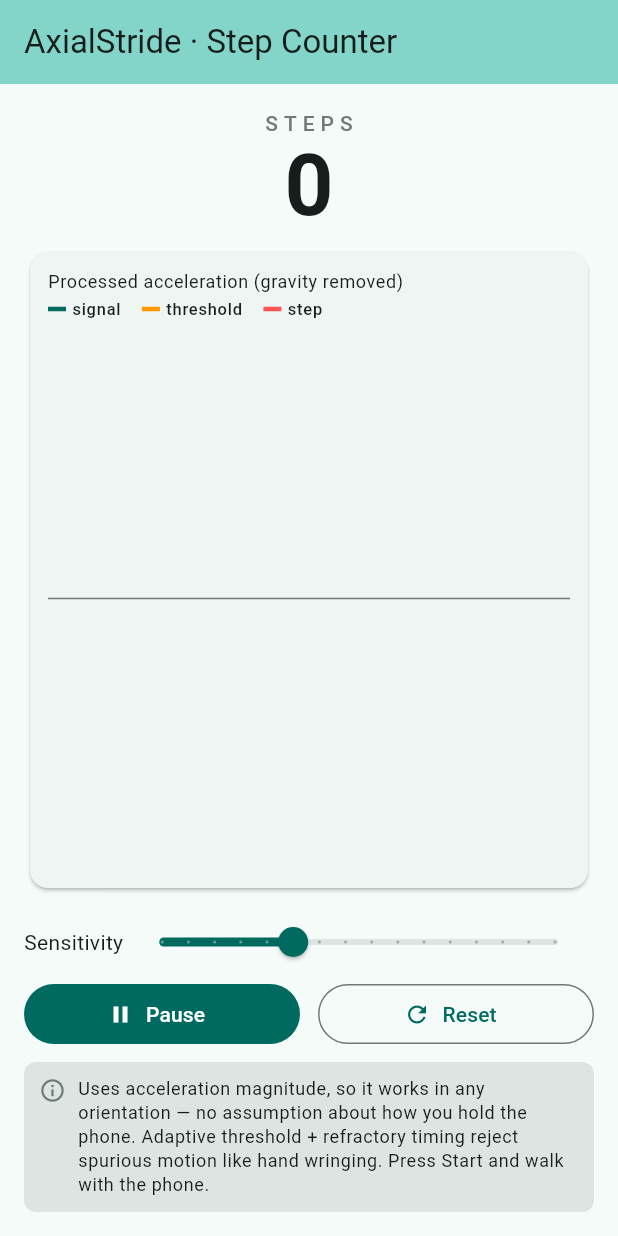
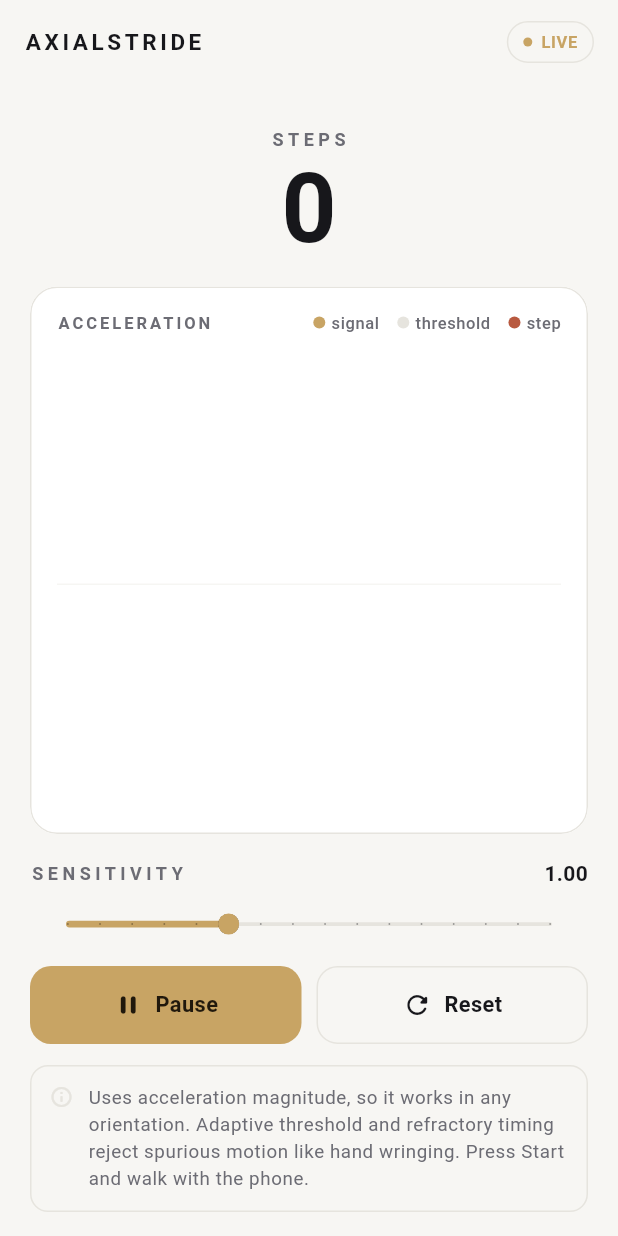
Before and after one commit to thackshanaramana0-spec/cmu_project, a Flutter app: the screen it shows after launch, after a tap on "Start", on a phone screen of 412 x 824 dp. Run offline on Flutter 3.47's test engine with Material 3 defaults, Android fonts, the phone set to English and light mode, and no system bars; our stand-ins replace sensors_plus.

Commit message:
UI beautified

```diff
--- /dev/null
+++ b/lib/app_theme.dart
@@ -0,0 +1,202 @@
+import 'package:flutter/material.dart';
+
+/// Centralized palette + theme for a minimal, premium look.
+///
+/// Design intent: a neutral graphite/paper base, a single restrained brass
+/// accent used sparingly (progress, primary action, active states), flat
+/// bordered surfaces instead of drop shadows, and tight, deliberate
+/// typography with tracked-out labels for a "precision instrument" feel.
+class AppColors {
+  const AppColors._();
+
+  // Brass accent — the only saturated color in the app.
+  static const accent = Color(0xFFC8A464);
+  static const accentOn = Color(0xFF20180C); // text/icon drawn on accent
+
+  // A muted terracotta used only for step markers on the chart — distinct
+  // from the accent without turning the UI busy.
+  static const marker = Color(0xFFB8593F);
+
+  // --- Dark theme ---
+  static const darkBg = Color(0xFF0C0C0E);
+  static const darkSurface = Color(0xFF15151A);
+  static const darkSurfaceAlt = Color(0xFF1B1B21);
+  static const darkBorder = Color(0xFF27272E);
+  static const darkText = Color(0xFFF3F2EF);
+  static const darkTextMuted = Color(0xFF8C8C94);
+
+  // --- Light theme ---
+  static const lightBg = Color(0xFFF7F6F3);
+  static const lightSurface = Color(0xFFFFFFFF);
+  static const lightSurfaceAlt = Color(0xFFF1EFEA);
+  static const lightBorder = Color(0xFFE6E4DE);
+  static const lightText = Color(0xFF17171B);
+  static const lightTextMuted = Color(0xFF6C6C74);
+}
+
+class AppTheme {
+  const AppTheme._();
+
+  static const _fontFamilyFallback = <String>[
+    '-apple-system',
+    'San Francisco',
+    'Roboto',
+  ];
+
+  static ThemeData light() => _build(Brightness.light);
+  static ThemeData dark() => _build(Brightness.dark);
+
+  static ThemeData _build(Brightness brightness) {
+    final isDark = brightness == Brightness.dark;
+
+    final bg = isDark ? AppColors.darkBg : AppColors.lightBg;
+    final surface = isDark ? AppColors.darkSurface : AppColors.lightSurface;
+    final border = isDark ? AppColors.darkBorder : AppColors.lightBorder;
+    final text = isDark ? AppColors.darkText : AppColors.lightText;
+    final textMuted =
+        isDark ? AppColors.darkTextMuted : AppColors.lightTextMuted;
+
+    final colorScheme = ColorScheme(
+      brightness: brightness,
+      primary: AppColors.accent,
+      onPrimary: AppColors.accentOn,
+      secondary: AppColors.accent,
+      onSecondary: AppColors.accentOn,
+      error: const Color(0xFFCF6679),
+      onError: isDark ? Colors.black : Colors.white,
+      surface: surface,
+      onSurface: text,
+      outline: border,
+      outlineVariant: border,
+      surfaceContainerHighest:
+          isDark ? AppColors.darkSurfaceAlt : AppColors.lightSurfaceAlt,
+      inverseSurface: text,
+      onInverseSurface: surface,
+    );
+
+    final base = ThemeData(
+      useMaterial3: true,
+      brightness: brightness,
+      colorScheme: colorScheme,
+      scaffoldBackgroundColor: bg,
+      canvasColor: bg,
+      dividerColor: border,
+      splashFactory: NoSplash.splashFactory,
+      fontFamilyFallback: _fontFamilyFallback,
+    );
+
+    return base.copyWith(
+      textTheme: base.textTheme.copyWith(
+        displayLarge: base.textTheme.displayLarge?.copyWith(
+          color: text,
+          fontWeight: FontWeight.w600,
+          fontSize: 64,
+          height: 1.0,
+          letterSpacing: -1.5,
+        ),
+        labelLarge: base.textTheme.labelLarge?.copyWith(
+          color: textMuted,
+          fontWeight: FontWeight.w600,
+          fontSize: 12,
+          letterSpacing: 3,
+        ),
+        titleLarge: base.textTheme.titleLarge?.copyWith(
+          color: text,
+          fontWeight: FontWeight.w600,
+          fontSize: 17,
+          letterSpacing: 0.2,
+        ),
+        bodyMedium: base.textTheme.bodyMedium?.copyWith(
+          color: text,
+          fontSize: 14,
+          height: 1.4,
+        ),
+        bodySmall: base.textTheme.bodySmall?.copyWith(
+          color: textMuted,
+          fontSize: 12.5,
+          height: 1.45,
+        ),
+        labelSmall: base.textTheme.labelSmall?.copyWith(
+          color: textMuted,
+          fontSize: 11,
+          letterSpacing: 0.4,
+        ),
+      ),
+      appBarTheme: AppBarTheme(
+        backgroundColor: bg,
+        foregroundColor: text,
+        surfaceTintColor: Colors.transparent,
+        elevation: 0,
+        scrolledUnderElevation: 0,
+        centerTitle: false,
+        titleTextStyle: TextStyle(
+          color: text,
+          fontWeight: FontWeight.w600,
+          fontSize: 15,
+          letterSpacing: 2.4,
+        ),
+      ),
+      cardTheme: CardThemeData(
+        color: surface,
+        elevation: 0,
+        margin: EdgeInsets.zero,
+        shape: RoundedRectangleBorder(
+          borderRadius: BorderRadius.circular(18),
+          side: BorderSide(color: border, width: 1),
+        ),
+      ),
+      filledButtonTheme: FilledButtonThemeData(
+        style: FilledButton.styleFrom(
+          backgroundColor: AppColors.accent,
+          foregroundColor: AppColors.accentOn,
+          disabledBackgroundColor: border,
+          disabledForegroundColor: textMuted,
+          padding: const EdgeInsets.symmetric(vertical: 16),
+          textStyle: const TextStyle(
+            fontWeight: FontWeight.w600,
+            fontSize: 14.5,
+            letterSpacing: 0.3,
+          ),
+          shape: RoundedRectangleBorder(
+            borderRadius: BorderRadius.circular(14),
+          ),
+        ),
+      ),
+      outlinedButtonTheme: OutlinedButtonThemeData(
+        style: OutlinedButton.styleFrom(
+          foregroundColor: text,
+          side: BorderSide(color: border, width: 1),
+          padding: const EdgeInsets.symmetric(vertical: 16),
+          textStyle: const TextStyle(
+            fontWeight: FontWeight.w600,
+            fontSize: 14.5,
+            letterSpacing: 0.3,
+          ),
+          shape: RoundedRectangleBorder(
+            borderRadius: BorderRadius.circular(14),
+          ),
+        ),
+      ),
+      sliderTheme: SliderThemeData(
+        activeTrackColor: AppColors.accent,
+        inactiveTrackColor: border,
+        thumbColor: AppColors.accent,
+        overlayColor: AppColors.accent.withValues(alpha: 0.12),
+        trackHeight: 2.5,
+        thumbShape: const RoundSliderThumbShape(
+          enabledThumbRadius: 7,
+          elevation: 0,
+          pressedElevation: 0,
+        ),
+        valueIndicatorColor: text,
+        valueIndicatorTextStyle: TextStyle(
+          color: surface,
+          fontWeight: FontWeight.w600,
+          fontSize: 12,
+        ),
+      ),
+      iconTheme: IconThemeData(color: textMuted, size: 18),
+      dividerTheme: DividerThemeData(color: border, thickness: 1, space: 1),
+    );
+  }
+}
--- a/lib/main.dart
+++ b/lib/main.dart
@@ -4,6 +4,7 @@ import 'dart:collection';
 import 'package:flutter/material.dart';
 import 'package:sensors_plus/sensors_plus.dart';
 
+import 'app_theme.dart';
 import 'signal_chart.dart';
 import 'step_detector.dart';
 
@@ -19,17 +20,8 @@ class AxialStrideApp extends StatelessWidget {
     return MaterialApp(
       title: 'AxialStride',
       debugShowCheckedModeBanner: false,
-      theme: ThemeData(
-        colorScheme: ColorScheme.fromSeed(seedColor: Colors.teal),
-        useMaterial3: true,
-      ),
-      darkTheme: ThemeData(
-        colorScheme: ColorScheme.fromSeed(
-          seedColor: Colors.teal,
-          brightness: Brightness.dark,
-        ),
-        useMaterial3: true,
-      ),
+      theme: AppTheme.light(),
+      darkTheme: AppTheme.dark(),
       home: const StepCounterPage(),
     );
   }
@@ -91,71 +83,94 @@ class _StepCounterPageState extends State<StepCounterPage> {
   @override
   Widget build(BuildContext context) {
     final scheme = Theme.of(context).colorScheme;
+    final textTheme = Theme.of(context).textTheme;
+
     return Scaffold(
       appBar: AppBar(
-        title: const Text('AxialStride · Step Counter'),
-        backgroundColor: scheme.inversePrimary,
+        title: const Text('AXIALSTRIDE'),
+        actions: [
+          Padding(
+            padding: const EdgeInsets.only(right: 16),
+            child: Center(
+              child: _StatusPill(running: _running),
+            ),
+          ),
+        ],
       ),
       body: SafeArea(
         child: Padding(
-          padding: const EdgeInsets.all(16),
+          padding: const EdgeInsets.fromLTRB(20, 8, 20, 16),
           child: Column(
             crossAxisAlignment: CrossAxisAlignment.stretch,
             children: [
               // --- Step count ---
-              Column(
+              Padding(
+                padding: const EdgeInsets.symmetric(vertical: 20),
+                child: Column(
                   children: [
-                  Text('STEPS',
-                      style: Theme.of(context).textTheme.labelLarge?.copyWith(
-                            letterSpacing: 4,
-                            color: scheme.outline,
-                          )),
-                  Text(
-                    '$_steps',
-                    style:
-                        Theme.of(context).textTheme.displayLarge?.copyWith(
-                              fontWeight: FontWeight.bold,
-                              fontFeatures: const [],
+                    Text('STEPS', style: textTheme.labelLarge),
+                    const SizedBox(height: 6),
+                    Text('$_steps', style: textTheme.displayLarge),
+                  ],
                 ),
               ),
-                ],
-              ),
-              const SizedBox(height: 8),
 
               // --- Live signal chart ---
               Expanded(
                 child: Card(
                   clipBehavior: Clip.antiAlias,
                   child: Padding(
-                    padding: const EdgeInsets.all(12),
+                    padding: const EdgeInsets.fromLTRB(18, 16, 18, 12),
                     child: Column(
                       crossAxisAlignment: CrossAxisAlignment.start,
                       children: [
+                        Row(
+                          mainAxisAlignment: MainAxisAlignment.spaceBetween,
+                          children: [
                             Text(
-                          'Processed acceleration (gravity removed)',
-                          style: Theme.of(context).textTheme.bodySmall,
+                              'ACCELERATION',
+                              style: textTheme.labelLarge?.copyWith(
+                                fontSize: 11,
+                                letterSpacing: 2,
+                              ),
                             ),
                             const _Legend(),
-                        const SizedBox(height: 4),
-                        Expanded(child: SignalChart(samples: _samples.toList())),
+                          ],
+                        ),
+                        const SizedBox(height: 12),
+                        Expanded(
+                          child: SignalChart(samples: _samples.toList()),
+                        ),
                       ],
                     ),
                   ),
                 ),
               ),
-              const SizedBox(height: 8),
+              const SizedBox(height: 16),
 
               // --- Sensitivity ---
               Row(
+                mainAxisAlignment: MainAxisAlignment.spaceBetween,
                 children: [
-                  const Text('Sensitivity'),
-                  Expanded(
+                  Text('SENSITIVITY', style: textTheme.labelLarge),
+                  Text(
+                    _sensitivity.toStringAsFixed(2),
+                    style: textTheme.bodyMedium?.copyWith(
+                      fontWeight: FontWeight.w600,
+                      fontFeatures: const [FontFeature.tabularFigures()],
+                    ),
+                  ),
+                ],
+              ),
+              SliderTheme(
+                data: Theme.of(context).sliderTheme.copyWith(
+                      showValueIndicator: ShowValueIndicator.never,
+                    ),
                 child: Slider(
                   value: _sensitivity,
                   min: 0.5,
                   max: 2.0,
                   divisions: 15,
-                      label: _sensitivity.toStringAsFixed(2),
                   onChanged: (v) {
                     setState(() {
                       _sensitivity = v;
@@ -164,8 +179,7 @@ class _StepCounterPageState extends State<StepCounterPage> {
                   },
                 ),
               ),
-                ],
-              ),
+              const SizedBox(height: 4),
 
               // --- Controls ---
               Row(
@@ -173,42 +187,48 @@ class _StepCounterPageState extends State<StepCounterPage> {
                   Expanded(
                     child: FilledButton.icon(
                       onPressed: _toggleRunning,
-                      icon: Icon(_running ? Icons.pause : Icons.play_arrow),
+                      icon: Icon(
+                        _running
+                            ? Icons.pause_rounded
+                            : Icons.play_arrow_rounded,
+                        size: 20,
+                        color: scheme.onPrimary,
+                      ),
                       label: Text(_running ? 'Pause' : 'Start'),
                     ),
                   ),
-                  const SizedBox(width: 12),
+                  const SizedBox(width: 10),
                   Expanded(
                     child: OutlinedButton.icon(
                       onPressed: _reset,
-                      icon: const Icon(Icons.refresh),
+                      icon: const Icon(Icons.refresh_rounded, size: 20),
                       label: const Text('Reset'),
                     ),
                   ),
                 ],
               ),
-              const SizedBox(height: 8),
+              const SizedBox(height: 14),
 
               // --- Assumptions ---
               Container(
-                padding: const EdgeInsets.all(10),
+                padding: const EdgeInsets.all(12),
                 decoration: BoxDecoration(
-                  color: scheme.surfaceContainerHighest,
-                  borderRadius: BorderRadius.circular(8),
+                  border: Border.all(color: scheme.outline),
+                  borderRadius: BorderRadius.circular(12),
                 ),
                 child: Row(
                   crossAxisAlignment: CrossAxisAlignment.start,
                   children: [
-                    Icon(Icons.info_outline, size: 18, color: scheme.outline),
-                    const SizedBox(width: 8),
+                    Icon(Icons.info_outline_rounded,
+                        size: 16, color: scheme.outline),
+                    const SizedBox(width: 10),
                     Expanded(
                       child: Text(
                         'Uses acceleration magnitude, so it works in any '
-                        'orientation — no assumption about how you hold the '
-                        'phone. Adaptive threshold + refractory timing reject '
-                        'spurious motion like hand wringing. Press Start and '
-                        'walk with the phone.',
-                        style: Theme.of(context).textTheme.bodySmall,
+                        'orientation. Adaptive threshold and refractory '
+                        'timing reject spurious motion like hand wringing. '
+                        'Press Start and walk with the phone.',
+                        style: textTheme.bodySmall,
                       ),
                     ),
                   ],
@@ -222,29 +242,68 @@ class _StepCounterPageState extends State<StepCounterPage> {
   }
 }
 
+class _StatusPill extends StatelessWidget {
+  const _StatusPill({required this.running});
+
+  final bool running;
+
+  @override
+  Widget build(BuildContext context) {
+    final scheme = Theme.of(context).colorScheme;
+    final color = running ? scheme.primary : scheme.outline;
+    return Container(
+      padding: const EdgeInsets.symmetric(horizontal: 10, vertical: 5),
+      decoration: BoxDecoration(
+        border: Border.all(color: scheme.outline),
+        borderRadius: BorderRadius.circular(20),
+      ),
+      child: Row(
+        mainAxisSize: MainAxisSize.min,
+        children: [
+          Container(
+            width: 6,
+            height: 6,
+            decoration: BoxDecoration(color: color, shape: BoxShape.circle),
+          ),
+          const SizedBox(width: 6),
+          Text(
+            running ? 'LIVE' : 'IDLE',
+            style: Theme.of(context).textTheme.labelSmall?.copyWith(
+                  fontWeight: FontWeight.w700,
+                  color: running ? scheme.primary : scheme.outline,
+                ),
+          ),
+        ],
+      ),
+    );
+  }
+}
+
 class _Legend extends StatelessWidget {
   const _Legend();
 
   @override
   Widget build(BuildContext context) {
+    final scheme = Theme.of(context).colorScheme;
     Widget item(Color c, String label) => Row(
           mainAxisSize: MainAxisSize.min,
           children: [
-            Container(width: 12, height: 3, color: c),
+            Container(
+              width: 8,
+              height: 8,
+              decoration: BoxDecoration(color: c, shape: BoxShape.circle),
+            ),
             const SizedBox(width: 4),
             Text(label, style: Theme.of(context).textTheme.labelSmall),
           ],
         );
-    return Padding(
-      padding: const EdgeInsets.only(top: 2),
-      child: Wrap(
-        spacing: 14,
+    return Wrap(
+      spacing: 12,
       children: [
-          item(Theme.of(context).colorScheme.primary, 'signal'),
-          item(Colors.orange, 'threshold'),
-          item(Colors.redAccent, 'step'),
+        item(scheme.primary, 'signal'),
+        item(scheme.outline, 'threshold'),
+        item(AppColors.marker, 'step'),
       ],
-      ),
     );
   }
 }
--- a/lib/signal_chart.dart
+++ b/lib/signal_chart.dart
@@ -2,6 +2,7 @@ import 'dart:math' as math;
 
 import 'package:flutter/material.dart';
 
+import 'app_theme.dart';
 import 'step_detector.dart';
 
 /// A lightweight real-time line chart of the processed acceleration signal,
@@ -13,13 +14,14 @@ class SignalChart extends StatelessWidget {
 
   @override
   Widget build(BuildContext context) {
+    final scheme = Theme.of(context).colorScheme;
     return CustomPaint(
       painter: _SignalPainter(
         samples: samples,
-        signalColor: Theme.of(context).colorScheme.primary,
-        thresholdColor: Colors.orange,
-        stepColor: Colors.redAccent,
-        gridColor: Theme.of(context).dividerColor,
+        signalColor: scheme.primary,
+        thresholdColor: scheme.outline,
+        stepColor: AppColors.marker,
+        gridColor: scheme.outline.withValues(alpha: 0.5),
       ),
       child: const SizedBox.expand(),
     );
@@ -55,41 +57,31 @@ class _SignalPainter extends CustomPainter {
     double xFor(int i) =>
         samples.length <= 1 ? 0 : i / (samples.length - 1) * size.width;
 
-    // Zero line.
+    // Zero line, kept faint — a quiet reference rather than a strong grid.
     final zeroPaint = Paint()
-      ..color = gridColor
+      ..color = gridColor.withValues(alpha: 0.35)
       ..strokeWidth = 1;
     canvas.drawLine(
         Offset(0, yFor(0)), Offset(size.width, yFor(0)), zeroPaint);
 
     if (samples.length < 2) return;
 
-    // Adaptive threshold (upper and mirrored lower band).
+    // Adaptive threshold (upper and mirrored lower band) — dashed, muted.
     final threshPaint = Paint()
-      ..color = thresholdColor.withValues(alpha: 0.7)
-      ..strokeWidth = 1.5
+      ..color = thresholdColor.withValues(alpha: 0.8)
+      ..strokeWidth = 1.2
       ..style = PaintingStyle.stroke;
-    final upper = Path();
-    final lower = Path();
-    for (int i = 0; i < samples.length; i++) {
-      final x = xFor(i);
-      final tu = yFor(samples[i].threshold);
-      final tl = yFor(-samples[i].threshold);
-      if (i == 0) {
-        upper.moveTo(x, tu);
-        lower.moveTo(x, tl);
-      } else {
-        upper.lineTo(x, tu);
-        lower.lineTo(x, tl);
-      }
-    }
-    canvas.drawPath(upper, threshPaint);
-    canvas.drawPath(lower, threshPaint);
+    _drawDashedPath(canvas, threshPaint, samples, xFor,
+        (s) => yFor(s.threshold));
+    _drawDashedPath(canvas, threshPaint, samples, xFor,
+        (s) => yFor(-s.threshold));
 
-    // Signal trace.
+    // Signal trace — the one line drawn in full accent weight.
     final signalPaint = Paint()
       ..color = signalColor
       ..strokeWidth = 2
+      ..strokeCap = StrokeCap.round
+      ..strokeJoin = StrokeJoin.round
       ..style = PaintingStyle.stroke;
     final path = Path();
     for (int i = 0; i < samples.length; i++) {
@@ -103,13 +95,57 @@ class _SignalPainter extends CustomPainter {
     }
     canvas.drawPath(path, signalPaint);
 
-    // Step markers.
-    final stepPaint = Paint()..color = stepColor;
+    // Step markers — small ring rather than a filled dot, quieter on screen.
+    final markerFill = Paint()..color = stepColor;
+    final markerRing = Paint()
+      ..color = stepColor.withValues(alpha: 0.25)
+      ..style = PaintingStyle.stroke
+      ..strokeWidth = 1.5;
     for (int i = 0; i < samples.length; i++) {
       if (samples[i].isStep) {
-        canvas.drawCircle(
-            Offset(xFor(i), yFor(samples[i].net)), 4, stepPaint);
+        final center = Offset(xFor(i), yFor(samples[i].net));
+        canvas.drawCircle(center, 3, markerFill);
+        canvas.drawCircle(center, 6, markerRing);
       }
+    }
+  }
+
+  void _drawDashedPath(
+    Canvas canvas,
+    Paint paint,
+    List<ProcessedSample> samples,
+    double Function(int) xFor,
+    double Function(ProcessedSample) yFor, {
+    double dashLength = 5,
+    double gapLength = 4,
+  }) {
+    double drawn = 0;
+    bool dashOn = true;
+    Offset? prev;
+    for (int i = 0; i < samples.length; i++) {
+      final cur = Offset(xFor(i), yFor(samples[i]));
+      if (prev != null) {
+        final segment = (cur - prev).distance;
+        double consumed = 0;
+        while (consumed < segment) {
+          final remaining = (dashOn ? dashLength : gapLength) - drawn;
+          final step = math.min(remaining, segment - consumed);
+          final t0 = consumed / segment;
+          final t1 = (consumed + step) / segment;
+          final p0 = Offset.lerp(prev, cur, t0)!;
+          final p1 = Offset.lerp(prev, cur, t1)!;
+          if (dashOn) {
+            canvas.drawLine(p0, p1, paint);
+          }
+          consumed += step;
+          drawn += step;
+          if (drawn >= (dashOn ? dashLength : gapLength)) {
+            drawn = 0;
+            dashOn = !dashOn;
+          }
+        }
+      }
+      prev = cur;
     }
   }
 
```
Lines whose indentation alone changed are shown as unchanged.
